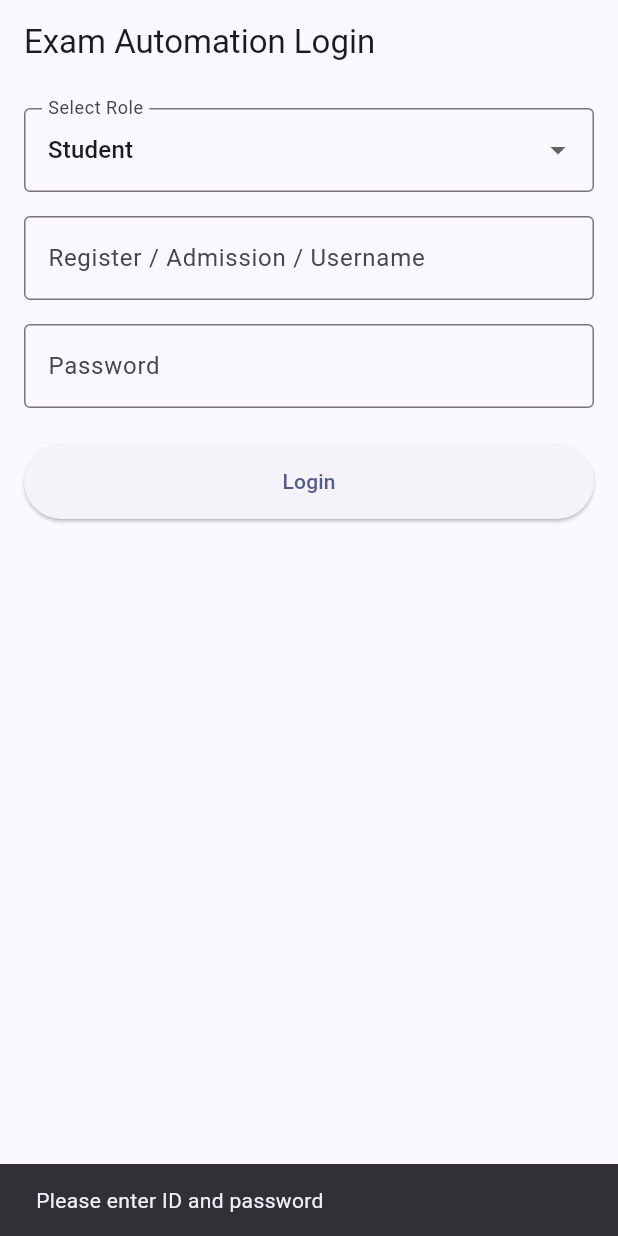
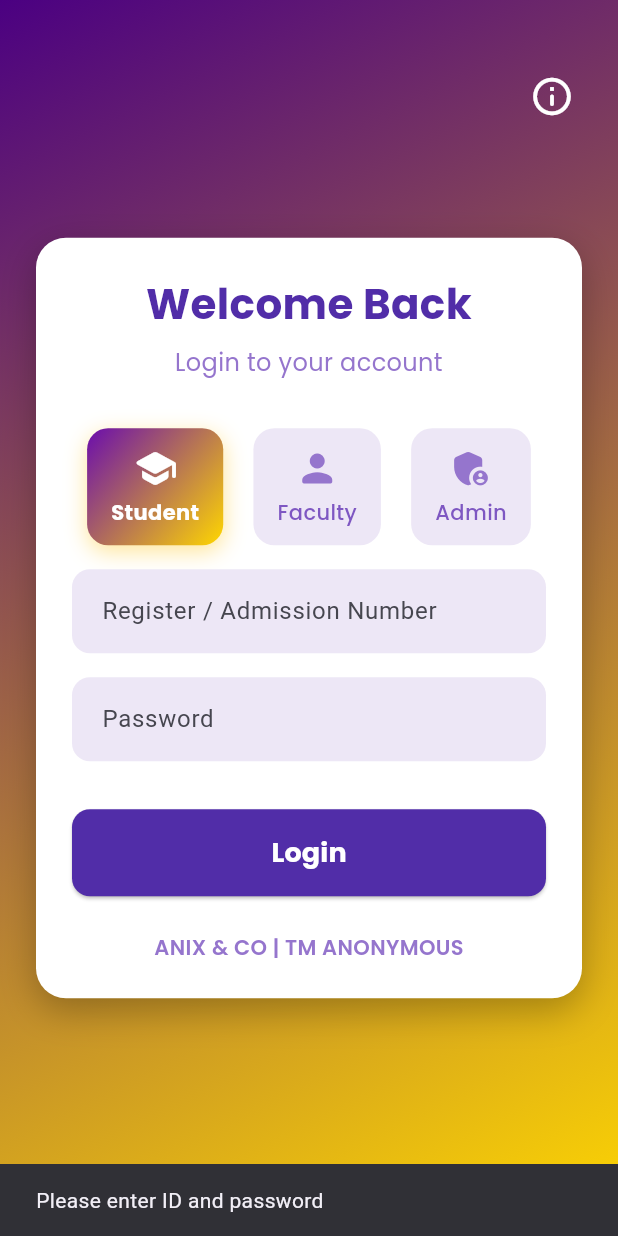
Before and after one commit to anixkbinoj/exam-automation, a Flutter app: the LoginScreen screen opened directly, after a tap on "Login", on a phone screen of 412 x 824 dp. Run offline on Flutter 3.47's test engine with Material 3 defaults, Android fonts, the phone set to English and light mode, and no system bars; our stand-ins replace file_picker, google_fonts; missing offline and left inert: excel.

Commit message:
Initial Flutter project setup for Exam Automation System

```diff
--- /dev/null
+++ b/lib/screens/about_section.dart
@@ -0,0 +1,96 @@
+import 'package:flutter/material.dart';
+import 'package:google_fonts/google_fonts.dart';
+
+class AboutScreen extends StatelessWidget {
+  const AboutScreen({super.key});
+
+  @override
+  Widget build(BuildContext context) {
+    final bool isWeb = MediaQuery.of(context).size.width > 600;
+
+    return Scaffold(
+      appBar: AppBar(
+        title: const Text('About'),
+        backgroundColor: Colors.deepPurple,
+      ),
+      body: Container(
+        width: double.infinity,
+        height: double.infinity,
+        padding: EdgeInsets.symmetric(
+          vertical: isWeb ? 40 : 20,
+          horizontal: isWeb ? 80 : 16,
+        ),
+        decoration: const BoxDecoration(
+          gradient: LinearGradient(
+            colors: [Color(0xFF4B0082), Color(0xFFFFD700)],
+            begin: Alignment.topLeft,
+            end: Alignment.bottomRight,
+          ),
+        ),
+        child: SingleChildScrollView(
+          child: Column(
+            crossAxisAlignment: CrossAxisAlignment.stretch,
+            children: [
+              _buildCard(
+                title: 'App Highlights',
+                content:
+                    '• Exam Automation System\n• Seating Arrangement Display\n• Exam Timetable & Notices\n• Admin, Faculty, and Student Dashboards\n• Responsive UI for Web & Mobile',
+              ),
+              const SizedBox(height: 24),
+              _buildCard(
+                title: 'Developers',
+                content: '• ANIX K BINOJ\n• ANN GRACE MATHEW',
+              ),
+              const SizedBox(height: 24),
+              _buildCard(title: 'Origin', content: 'ANIX & CO'),
+              const SizedBox(height: 24),
+              Center(
+                child: Text(
+                  '© 2025 ANIX & CO',
+                  style: GoogleFonts.poppins(
+                    color: Colors.white70,
+                    fontSize: isWeb ? 18 : 14,
+                  ),
+                ),
+              ),
+            ],
+          ),
+        ),
+      ),
+    );
+  }
+
+  Widget _buildCard({required String title, required String content}) {
+    return Card(
+      elevation: 6,
+      shape: RoundedRectangleBorder(borderRadius: BorderRadius.circular(20)),
+      color: Colors.white.withOpacity(0.95),
+      shadowColor: Colors.deepPurpleAccent,
+      child: Padding(
+        padding: const EdgeInsets.all(24),
+        child: Column(
+          crossAxisAlignment: CrossAxisAlignment.start,
+          children: [
+            Text(
+              title,
+              style: GoogleFonts.poppins(
+                fontSize: 20,
+                fontWeight: FontWeight.bold,
+                color: Colors.deepPurple.shade700,
+              ),
+            ),
+            const SizedBox(height: 12),
+            Text(
+              content,
+              style: GoogleFonts.poppins(
+                fontSize: 16,
+                color: Colors.deepPurple.shade900,
+                height: 1.5,
+              ),
+            ),
+          ],
+        ),
+      ),
+    );
+  }
+}
--- a/lib/screens/login_screen.dart
+++ b/lib/screens/login_screen.dart
@@ -1,9 +1,11 @@
 import 'package:flutter/material.dart';
-import 'dart:convert'; // For jsonDecode
+import 'dart:convert';
 import 'package:http/http.dart' as http;
-import 'admin_dashboard.dart'; // Import the real AdminDashboard
-import 'student_dashboard.dart'; // Import the real StudentDashboard
-import 'faculty_dashboard.dart'; // Import the new FacultyDashboard
+import 'admin_dashboard.dart';
+import 'student_dashboard.dart';
+import 'faculty_dashboard.dart';
+import 'about_section.dart';
+import 'package:google_fonts/google_fonts.dart';
 
 class LoginScreen extends StatefulWidget {
   const LoginScreen({super.key});
@@ -15,26 +17,22 @@ class LoginScreen extends StatefulWidget {
 class _LoginScreenState extends State<LoginScreen> {
   final TextEditingController _idController = TextEditingController();
   final TextEditingController _passwordController = TextEditingController();
-  String _selectedRole = 'student'; // default role
+  String _selectedRole = 'student';
   bool _isLoading = false;
 
-  // PHP backend URL
-  final String baseUrl =
-      "http://10.159.50.69/exam_automation/login.php"; // replace with your server IP if needed
+  final String baseUrl = "http://10.159.50.69/exam_automation/login.php";
 
   Future<void> loginUser() async {
-    setState(() {
-      _isLoading = true;
-    });
+    setState(() => _isLoading = true);
 
     final id = _idController.text.trim();
     final password = _passwordController.text.trim();
     final role = _selectedRole;
 
     if (id.isEmpty || password.isEmpty) {
-      ScaffoldMessenger.of(
-        context,
-      ).showSnackBar(SnackBar(content: Text('Please enter ID and password')));
+      ScaffoldMessenger.of(context).showSnackBar(
+        const SnackBar(content: Text('Please enter ID and password')),
+      );
       setState(() => _isLoading = false);
       return;
     }
@@ -47,26 +45,19 @@ class _LoginScreenState extends State<LoginScreen> {
         body: {'id': id, 'password': password, 'role': role},
       );
 
-      if (response.statusCode == 200) {
       final data = jsonDecode(response.body);
 
       if (data['status'] == 'success') {
         ScaffoldMessenger.of(
           context,
-          ).showSnackBar(SnackBar(content: Text('Login Successful!')));
+        ).showSnackBar(const SnackBar(content: Text('Login Successful!')));
 
-          // Navigate based on role
         if (role == 'admin') {
-            // The existing AdminDashboard doesn't take data, so we just navigate.
-            // You can modify AdminDashboard later to use the logged-in admin's data.
           Navigator.pushReplacement(
             context,
             MaterialPageRoute(builder: (_) => const AdminDashboard()),
           );
         } else if (role == 'student') {
-            // The existing StudentDashboard expects a registerNumber.
-            // We'll pass the student's ID from the successful login.
-            // Assuming your PHP login response includes 'admission_number' for students.
           final admissionNumber = data['admission_number'] as String? ?? '';
           Navigator.pushReplacement(
             context,
@@ -78,22 +69,14 @@ class _LoginScreenState extends State<LoginScreen> {
             ),
           );
         } else if (role == 'faculty') {
-            // Navigate to the faculty dashboard, passing the faculty's ID.
           Navigator.pushReplacement(
             context,
-              MaterialPageRoute(
-                builder: (_) => FacultyDashboard(facultyId: id),
-              ),
+            MaterialPageRoute(builder: (_) => FacultyDashboard(facultyId: id)),
           );
         }
       } else {
-          ScaffoldMessenger.of(
-            context,
-          ).showSnackBar(SnackBar(content: Text(data['message'])));
-        }
-      } else {
         ScaffoldMessenger.of(context).showSnackBar(
-          SnackBar(content: Text('Server Error: ${response.statusCode}')),
+          SnackBar(content: Text(data['message'] ?? 'Login failed')),
         );
       }
     } catch (e) {
@@ -102,81 +85,241 @@ class _LoginScreenState extends State<LoginScreen> {
       ).showSnackBar(SnackBar(content: Text('Error: $e')));
     }
 
-    setState(() {
-      _isLoading = false;
-    });
+    setState(() => _isLoading = false);
   }
 
   @override
   Widget build(BuildContext context) {
+    final bool isWeb = MediaQuery.of(context).size.width > 600;
+
     return Scaffold(
-      appBar: AppBar(title: const Text('Exam Automation Login')),
-      body: Padding(
-        padding: const EdgeInsets.all(16.0),
-        child: Column(
-          children: [
-            // Role selection
-            DropdownButtonFormField<String>(
-              value: _selectedRole,
-              items: [
-                const DropdownMenuItem(
-                  value: 'student',
-                  child: Text('Student'),
-                ),
-                const DropdownMenuItem(
-                  value: 'faculty',
-                  child: Text('Faculty'),
-                ),
-                const DropdownMenuItem(value: 'admin', child: Text('Admin')),
-              ],
-              onChanged: (value) {
-                setState(() {
-                  _selectedRole = value!;
-                });
-              },
-              decoration: const InputDecoration(
-                labelText: 'Select Role',
-                border: OutlineInputBorder(),
+      body: Container(
+        width: double.infinity,
+        height: double.infinity,
+        decoration: const BoxDecoration(
+          gradient: LinearGradient(
+            colors: [Color(0xFF4B0082), Color(0xFFFFD700)],
+            begin: Alignment.topLeft,
+            end: Alignment.bottomRight,
           ),
         ),
-            const SizedBox(height: 16),
-
-            // ID input
-            TextField(
-              controller: _idController,
-              decoration: InputDecoration(
-                labelText: _selectedRole == 'student'
-                    ? 'Register / Admission / Username'
-                    : 'Username',
-                border: const OutlineInputBorder(),
+        child: Stack(
+          children: [
+            // About button
+            Positioned(
+              top: 40,
+              right: 20,
+              child: IconButton(
+                icon: const Icon(
+                  Icons.info_outline_rounded,
+                  color: Colors.white,
+                  size: 30,
+                ),
+                onPressed: () {
+                  Navigator.push(
+                    context,
+                    MaterialPageRoute(builder: (_) => const AboutScreen()),
+                  );
+                },
               ),
             ),
+
+            Center(
+              child: SingleChildScrollView(
+                padding: EdgeInsets.symmetric(
+                  vertical: isWeb ? 60 : 40,
+                  horizontal: isWeb ? 400 : 24,
+                ),
+                child: Container(
+                  padding: const EdgeInsets.all(24),
+                  decoration: BoxDecoration(
+                    color: Colors.white,
+                    borderRadius: BorderRadius.circular(20),
+                    boxShadow: [
+                      BoxShadow(
+                        color: Colors.black26,
+                        blurRadius: 20,
+                        offset: const Offset(0, 8),
+                      ),
+                    ],
+                  ),
+                  child: Column(
+                    crossAxisAlignment: CrossAxisAlignment.stretch,
+                    children: [
+                      Text(
+                        'Welcome Back',
+                        style: GoogleFonts.poppins(
+                          fontSize: isWeb ? 36 : 28,
+                          fontWeight: FontWeight.bold,
+                          color: Colors.deepPurple.shade700,
+                        ),
+                        textAlign: TextAlign.center,
+                      ),
+                      const SizedBox(height: 8),
+                      Text(
+                        'Login to your account',
+                        style: GoogleFonts.poppins(
+                          fontSize: isWeb ? 20 : 16,
+                          color: Colors.deepPurple.shade300,
+                        ),
+                        textAlign: TextAlign.center,
+                      ),
+                      const SizedBox(height: 32),
+
+                      // 🔥 Premium Role Selector
+                      _buildRoleSelector(),
+
                       const SizedBox(height: 16),
+                      _buildTextField(
+                        controller: _idController,
+                        label: _selectedRole == 'student'
+                            ? 'Register / Admission Number'
+                            : 'Username',
+                      ),
+                      const SizedBox(height: 16),
+                      _buildTextField(
+                        controller: _passwordController,
+                        label: 'Password',
+                        obscureText: true,
+                      ),
+                      const SizedBox(height: 32),
 
-            // Password input
-            TextField(
-              controller: _passwordController,
-              obscureText: true,
-              decoration: const InputDecoration(
-                labelText: 'Password',
-                border: OutlineInputBorder(),
-              ),
-            ),
-            const SizedBox(height: 24),
-
-            // Login button
                       _isLoading
-                ? const CircularProgressIndicator()
+                          ? const Center(child: CircularProgressIndicator())
                           : ElevatedButton(
                               onPressed: loginUser,
                               style: ElevatedButton.styleFrom(
-                      minimumSize: const Size(double.infinity, 50),
+                                padding: const EdgeInsets.symmetric(
+                                  vertical: 16,
                                 ),
-                    child: const Text('Login'),
+                                backgroundColor: Colors.deepPurple.shade700,
+                                shape: RoundedRectangleBorder(
+                                  borderRadius: BorderRadius.circular(12),
+                                ),
+                              ),
+                              child: Text(
+                                'Login',
+                                style: GoogleFonts.poppins(
+                                  fontSize: 18,
+                                  color: Colors.white,
+                                  fontWeight: FontWeight.bold,
+                                ),
+                              ),
+                            ),
+
+                      const SizedBox(height: 24),
+                      Center(
+                        child: Text(
+                          "ANIX & CO | TM ANONYMOUS",
+                          style: GoogleFonts.poppins(
+                            fontSize: 14,
+                            color: Colors.deepPurple.shade300,
+                            fontWeight: FontWeight.w600,
+                          ),
+                        ),
+                      ),
+                    ],
+                  ),
+                ),
+              ),
             ),
           ],
         ),
       ),
     );
   }
+
+  // 🧭 Premium Role Selector UI
+  Widget _buildRoleSelector() {
+    final roles = [
+      {'role': 'student', 'icon': Icons.school_rounded, 'label': 'Student'},
+      {'role': 'faculty', 'icon': Icons.person_rounded, 'label': 'Faculty'},
+      {
+        'role': 'admin',
+        'icon': Icons.admin_panel_settings_rounded,
+        'label': 'Admin',
+      },
+    ];
+
+    return Row(
+      mainAxisAlignment: MainAxisAlignment.spaceAround,
+      children: roles.map((item) {
+        final isSelected = _selectedRole == item['role'];
+        return GestureDetector(
+          onTap: () {
+            setState(() => _selectedRole = item['role'] as String);
+          },
+          child: AnimatedContainer(
+            duration: const Duration(milliseconds: 250),
+            padding: const EdgeInsets.symmetric(vertical: 12, horizontal: 16),
+            decoration: BoxDecoration(
+              gradient: isSelected
+                  ? const LinearGradient(
+                      colors: [Color(0xFF6A0DAD), Color(0xFFFFD700)],
+                      begin: Alignment.topLeft,
+                      end: Alignment.bottomRight,
+                    )
+                  : null,
+              color: isSelected ? null : Colors.deepPurple.shade50,
+              borderRadius: BorderRadius.circular(14),
+              boxShadow: isSelected
+                  ? [
+                      BoxShadow(
+                        color: Colors.amber.withOpacity(0.4),
+                        blurRadius: 12,
+                        offset: const Offset(0, 4),
+                      ),
+                    ]
+                  : [],
+            ),
+            child: Column(
+              children: [
+                Icon(
+                  item['icon'] as IconData,
+                  color: isSelected ? Colors.white : Colors.deepPurple.shade300,
+                  size: 30,
+                ),
+                const SizedBox(height: 4),
+                Text(
+                  item['label'] as String,
+                  style: GoogleFonts.poppins(
+                    color: isSelected
+                        ? Colors.white
+                        : Colors.deepPurple.shade400,
+                    fontWeight: isSelected ? FontWeight.bold : FontWeight.w500,
+                  ),
+                ),
+              ],
+            ),
+          ),
+        );
+      }).toList(),
+    );
   }
+
+  // 📋 Text field design
+  Widget _buildTextField({
+    required TextEditingController controller,
+    required String label,
+    bool obscureText = false,
+  }) {
+    return TextField(
+      controller: controller,
+      obscureText: obscureText,
+      style: const TextStyle(color: Colors.black87),
+      decoration: InputDecoration(
+        labelText: label,
+        filled: true,
+        fillColor: Colors.deepPurple.shade50,
+        border: OutlineInputBorder(
+          borderRadius: BorderRadius.circular(12),
+          borderSide: BorderSide.none,
+        ),
+        contentPadding: const EdgeInsets.symmetric(
+          horizontal: 16,
+          vertical: 16,
+        ),
+      ),
+    );
+  }
+}
--- a/lib/screens/student_dashboard.dart
+++ b/lib/screens/student_dashboard.dart
@@ -4,6 +4,7 @@ import 'dart:convert';
 import 'seating_arrangement_screen.dart'; // Import the new screen
 import 'exam_timetable_screen.dart'; // Placeholder for timetable
 import 'view_notices_screen.dart'; // Placeholder for notices
+import 'login_screen.dart'; // For logout navigation
 
 class StudentDashboard extends StatefulWidget {
   final String registerNumber;
@@ -79,6 +80,18 @@ class _StudentDashboardState extends State<StudentDashboard> {
         backgroundColor: themeColor,
         title: const Text('Student Dashboard'),
         centerTitle: true,
+        actions: [
+          IconButton(
+            icon: const Icon(Icons.logout),
+            tooltip: 'Logout',
+            onPressed: () {
+              Navigator.of(context).pushAndRemoveUntil(
+                MaterialPageRoute(builder: (context) => const LoginScreen()),
+                (Route<dynamic> route) => false,
+              );
+            },
+          ),
+        ],
       ),
       body: isLoading
           ? const Center(child: CircularProgressIndicator())
```
Lines whose indentation alone changed are shown as unchanged.
